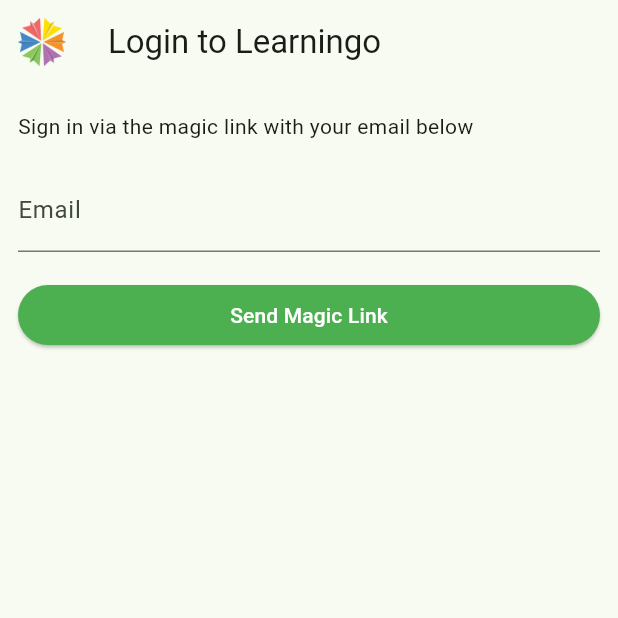
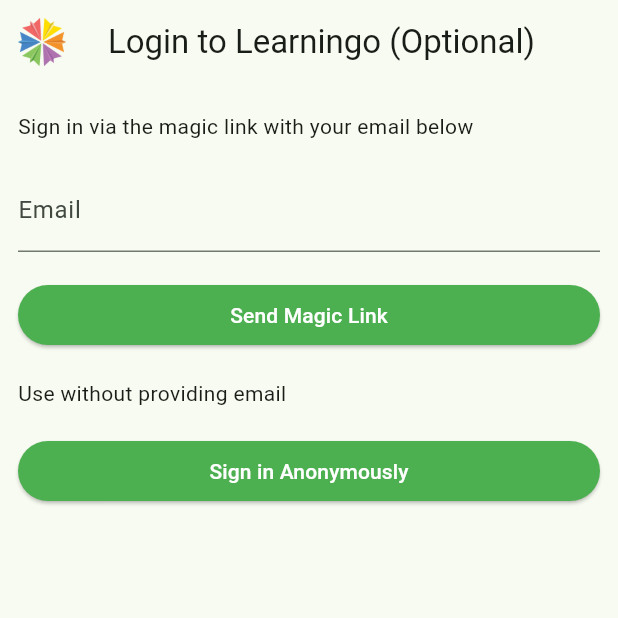
Before and after one commit to RonanOD/OpenAAC, a Flutter app: the screen it shows after launch, after a tap on "Send Magic Link", on a phone screen of 412 x 824 dp, the top half of it. Run offline on Flutter 3.47's test engine with Material 3 defaults, Android fonts, the phone set to English and light mode, and no system bars; our stand-ins replace firebase_core, firebase_messaging, flutter_cache_manager, flutter_dotenv, flutter_tts, image_picker and 3 more; missing offline and left inert: dart_openai, langchain, langchain_openai, pinecone; accounts and stored records are empty; network calls fail.

Commit message:
Added anonymous user and profile deletion

```diff
--- a/app/open_aac/lib/main.dart
+++ b/app/open_aac/lib/main.dart
@@ -2,18 +2,20 @@
 import 'package:supabase_flutter/supabase_flutter.dart';
 import 'package:firebase_core/firebase_core.dart';
 import 'firebase_options.dart';
+import 'package:flutter_dotenv/flutter_dotenv.dart';
 
 import 'package:openaac/pages/splash_page.dart';
 import 'package:openaac/pages/login_page.dart';
 import 'package:openaac/pages/home_page.dart';
 
-const publicAnonKey = 'eyJhbGciOiJIUzI1NiIsInR5cCI6IkpXVCJ9.eyJpc3MiOiJzdXBhYmFzZSIsInJlZiI6ImJwY3hleGhydWRrdHlya2tla25lIiwicm9sZSI6ImFub24iLCJpYXQiOjE3MDU4NDEwODgsImV4cCI6MjAyMTQxNzA4OH0.zr7v1hbvkSBfz7wLTVU7J2g3NUAwAmLgHNuNdG7jULw';
-const supabaseURL   = 'https://bpcxexhrudktyrkkekne.supabase.co';
+
 const appTitle      = 'Learningo Open AAC';
 
 final supabase = Supabase.instance.client;
 
 void main() async {
+  await dotenv.load(fileName: ".env");
+
   WidgetsFlutterBinding.ensureInitialized();
 
   await Firebase.initializeApp(
@@ -21,8 +23,8 @@
   );
 
   await Supabase.initialize(
-    url: supabaseURL,
-    anonKey: publicAnonKey,
+    url: dotenv.get('SUPABASE_URL'),
+    anonKey: dotenv.get('ANON_KEY'),
   );
 
   runApp(OpenAAC());
--- a/app/open_aac/lib/pages/login_page.dart
+++ b/app/open_aac/lib/pages/login_page.dart
@@ -42,6 +42,28 @@
         content: Text(error.message),
         backgroundColor: Theme.of(context).colorScheme.error,
       );
+    } catch (error) {
+      SnackBar(
+        content: const Text('Unexpected error occurred'),
+        backgroundColor: Theme.of(context).colorScheme.error,
+      );
+    } finally {
+      if (mounted) {
+        setState(() {
+          _isLoading = false;
+        });
+      }
+    }
+  }
+
+
+  Future<void> _signInAnon() async {
+    try {
+      setState(() {
+        _isLoading = true;
+      });
+        _redirecting = true;
+        Navigator.of(context).pushReplacementNamed('/home');
     } catch (error) {
       SnackBar(
         content: const Text('Unexpected error occurred'),
@@ -109,7 +131,7 @@
   Widget build(BuildContext context) {
     return Scaffold(
       appBar: AppBar(
-        title: const Text("Login to Learningo"),
+        title: const Text("Login to Learningo (Optional)"),
         leading: Builder(
           builder: (BuildContext context) {
             return IconButton(
@@ -134,6 +156,13 @@
             onPressed: _isLoading ? null : _signIn,
             child: Text(_isLoading ? 'Loading' : 'Send Magic Link'),
           ),
+          const SizedBox(height: 18),
+          const Text('Use without providing email'),
+          const SizedBox(height: 18),
+          ElevatedButton(
+            onPressed: _isLoading ? null : _signInAnon,
+            child: Text(_isLoading ? 'Loading' : 'Sign in Anonymously'),
+          ),
         ],
       ),
     );
```
Also changed, not shown: app/open_aac/lib/pages/account_page.dart (+107 -1 lines), app/open_aac/lib/tts.dart (+0 -7 lines), app/open_aac/pubspec.yaml (+5 -3 lines), 8 other files.
